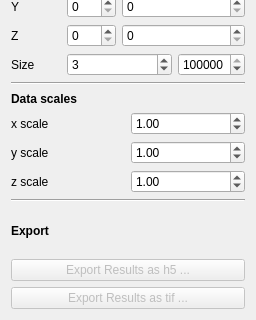
Before: the Qt Designer form ilastik/applets/tracking/conservation/drawer.ui in ilastik/ilastik, drawn with Qt 5; both pictures show x 0 to 256 and y 708 to 1028 of the 256 by 1028 pixel window.
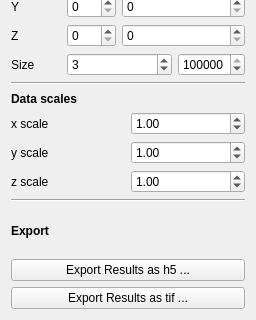
After: the same form once the commit is applied.

Commit message: set the export buttons enabled in ui

Patch:
```diff
--- a/ilastik/applets/tracking/conservation/drawer.ui
+++ b/ilastik/applets/tracking/conservation/drawer.ui
@@ -751,7 +751,7 @@
      <item>
       <widget class="QPushButton" name="exportButton">
        <property name="enabled">
-        <bool>false</bool>
+        <bool>true</bool>
        </property>
        <property name="text">
         <string>Export Results as h5 ...</string>
@@ -761,7 +761,7 @@
      <item>
       <widget class="QPushButton" name="exportTifButton">
        <property name="enabled">
-        <bool>false</bool>
+        <bool>true</bool>
        </property>
        <property name="text">
         <string>Export Results as tif ...</string>
```
